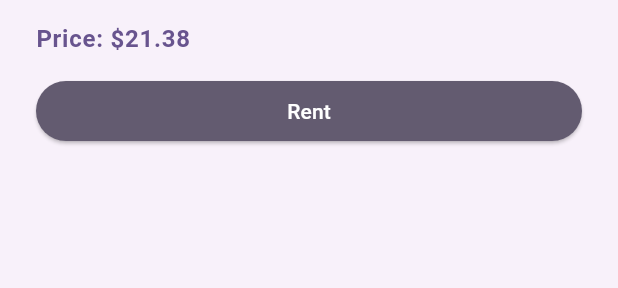
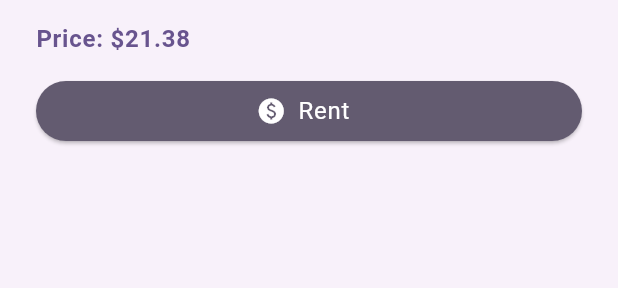
Before and after one commit to alan0053/flutterMovieDB, a Flutter app: the MovieCard widget shown alone on an empty page, opened directly with empty values, on a phone screen of 412 x 824 dp. Shown: the part 597-885 px from the top of the screen. Run offline on Flutter 3.47's test engine with Material 3 defaults, Android fonts, the phone set to English and light mode, and no system bars; our stand-ins replace google_fonts, shared_preferences; accounts and stored records are empty; network calls fail.

Commit message:
futurebuilder useage abandoned for rented movies result widget. i had an issue with data persistancy caused by nature of it , instead consumer used , UX improved along with UI , 1 new dialog added for clearing all rented movies , now one of the snackbars changing based on movie is rented or not. Users now can see they dant rent the same movie twice.price added to the confirmation dialog , text buttons changed with elevated.icon buttons for card. Based on rented or not movie cards now changing its context (overview --> price)

```diff
--- a/lib/components/moviecard.dart
+++ b/lib/components/moviecard.dart
@@ -30,6 +30,8 @@ class MovieCard extends StatelessWidget {
         'cent': cent,
       };
     }
+
+    final Map<String, int> price = randomPrice();
 
     return Card(
       margin: const EdgeInsets.symmetric(vertical: 16),
@@ -97,20 +99,28 @@ class MovieCard extends StatelessWidget {
                             : colorTheme.ratingHigh,
                   ),
                 ),
+
                 SizedBox(height: 12),
-                Text(
-                    'Price: \$${randomPrice()['dollar']}.${randomPrice()['cent']}',
+                !rented // if rented instead of price show overview
+                    ? Text('Price: \$${price['dollar']}.${price['cent']}',
                         style: textTheme.bodyLarge?.copyWith(
                           color: colorTheme.primary,
                           fontWeight: FontWeight.bold,
-                    )),
+                        ))
+                    : Text(movie.overview),
                 SizedBox(height: 12),
                 Align(
                   alignment: Alignment.center,
                   child: SizedBox(
                     width: double.infinity,
                     child: !rented
-                        ? ElevatedButton(
+                        // For Rent
+                        ? ElevatedButton.icon(
+                            icon: Icon(
+                              Icons.paid,
+                              color: colorTheme.onSecondary,
+                              size: 20,
+                            ),
                             onPressed: () {
                               showDialog(
                                 context: context,
@@ -118,7 +128,7 @@ class MovieCard extends StatelessWidget {
                                   return AlertDialog(
                                     title: const Text("Are you sure ?"),
                                     content: Text(
-                                        "Do you really want to rent this movie ?"),
+                                        "Do you really want to rent this movie for \$${price['dollar']}.${price['cent']} ?"),
                                     actions: [
                                       TextButton(
                                         onPressed: () {
@@ -131,15 +141,30 @@ class MovieCard extends StatelessWidget {
                                       ),
                                       TextButton(
                                         onPressed: () {
+                                          // check if the movie is already rented
+                                          if (!rentedProvider
+                                              .idChecker(movie)) {
+                                            Navigator.of(context).pop();
+                                            ScaffoldMessenger.of(context)
+                                                .showSnackBar(
+                                              SnackBar(
+                                                content: Text(
+                                                  "I know what you are up to 🙉 .But you can't rent the same movie twice.",
+                                                ),
+                                                duration:
+                                                    const Duration(seconds: 3),
+                                              ),
+                                            );
+                                          } else {
                                             rentedProvider.rentMovie(movie);
                                             Navigator.of(context).pop();
                                             Navigator.push(
                                               context,
                                               MaterialPageRoute(
                                                 builder: (_) =>
-                                                    const RentedPage()), // TODO:
+                                                    const RentedPage(),
+                                              ), //
                                             );
-
                                             ScaffoldMessenger.of(context)
                                                 .showSnackBar(
                                               SnackBar(
@@ -159,8 +184,8 @@ class MovieCard extends StatelessWidget {
                                                       movie.title,
                                                       style: textTheme.bodyLarge
                                                           ?.copyWith(
-                                                      color:
-                                                          colorTheme.ratingLow,
+                                                        color: colorTheme
+                                                            .ratingLow,
                                                       ),
                                                     ),
                                                     Text(
@@ -171,7 +196,7 @@ class MovieCard extends StatelessWidget {
                                                     const Duration(seconds: 2),
                                               ),
                                             );
-                                          Navigator.of(dialogContext).pop();
+                                          }
                                         },
                                         child: const Text("Confirm"),
                                       ),
@@ -184,10 +209,19 @@ class MovieCard extends StatelessWidget {
                               backgroundColor: colorTheme.secondary,
                               foregroundColor: colorTheme.onSecondary,
                             ),
-                            child: const Text('Rent'),
-                            //TODO: based on rented or not button will change
+                            label: Text('Rent',
+                                style: textTheme.bodyLarge?.copyWith(
+                                  color: colorTheme.onSecondary,
+                                )),
+                            // For watch
                           )
-                        : ElevatedButton(
+                        : ElevatedButton.icon(
+                            icon: Icon(Icons.play_circle_filled,
+                                color: colorTheme.onSecondary, size: 20),
+                            label: Text('Watch',
+                                style: textTheme.bodyLarge?.copyWith(
+                                  color: colorTheme.onSecondary,
+                                )),
                             onPressed: () {
                               Navigator.push(
                                 context,
@@ -200,7 +234,6 @@ class MovieCard extends StatelessWidget {
                               backgroundColor: colorTheme.secondary,
                               foregroundColor: colorTheme.onSecondary,
                             ),
-                            child: const Text('Watch'),
                           ),
                   ),
                 )
```
Also changed, not shown: lib/components/rentedresults.dart (+12 -39 lines), lib/components/search_dialog.dart (+10 -7 lines), lib/pages/rentedpage.dart (+43 -4 lines), lib/providers/rentedmovieprovider.dart (+7 -1 lines). Lines whose indentation alone changed are shown as unchanged.
